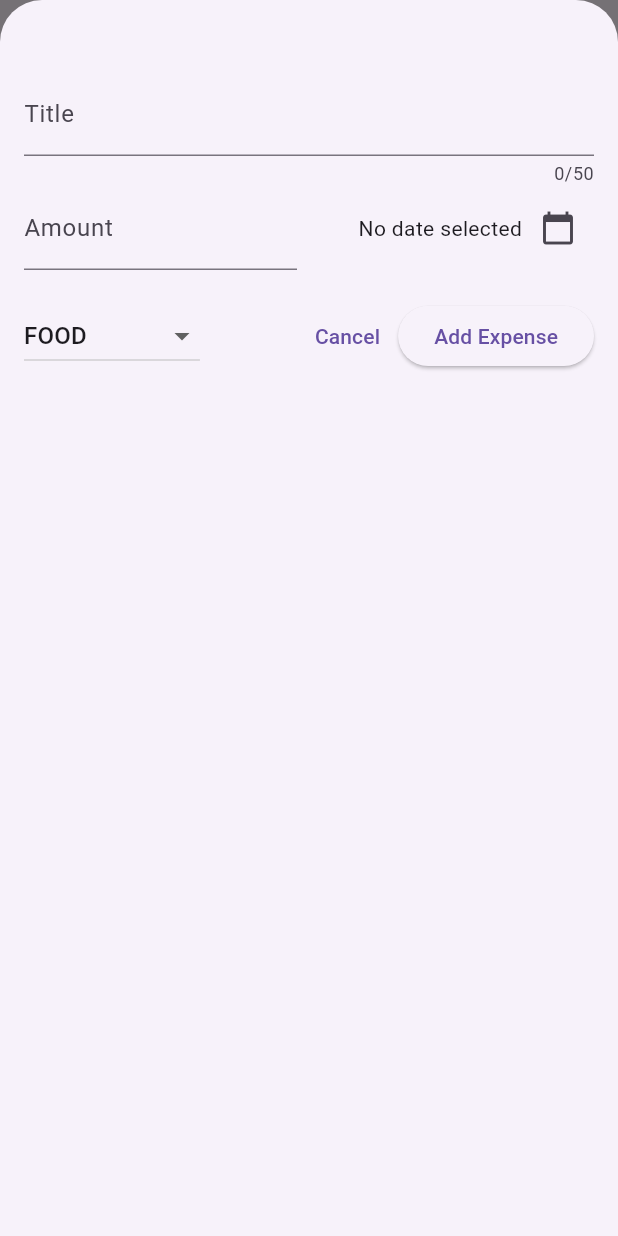
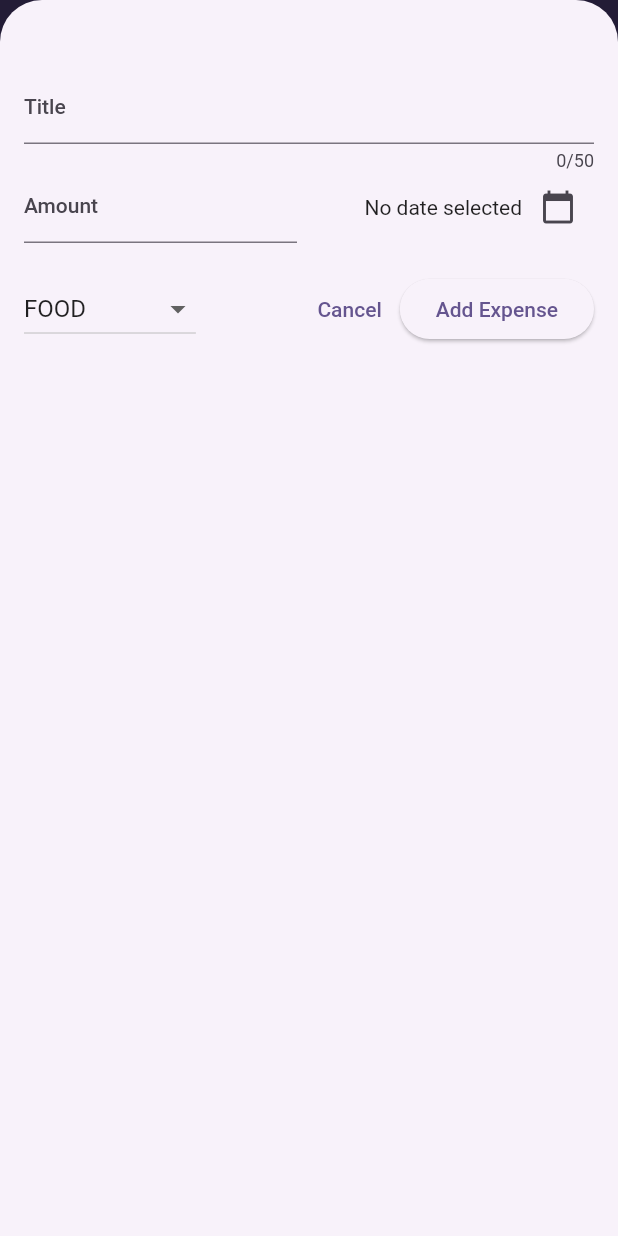
Before and after one commit to abdelbasset-mg/expenses_tracker, a Flutter app: the screen it shows after launch, after a tap on the "add" icon, on a phone screen of 412 x 824 dp. Run offline on Flutter 3.47's test engine with Material 2 defaults, Android fonts, the phone set to English and light mode, and no system bars.

Commit message:
color scheme

```diff
--- a/lib/main.dart
+++ b/lib/main.dart
@@ -1,10 +1,19 @@
 import 'package:flutter/material.dart';
 import 'package:expenses_tracker/widgets/expenses.dart';
 
+var kColorScheme = ColorScheme.fromSeed(seedColor: const Color.fromARGB(255, 96, 59, 181));
 void main() {
   runApp(
      MaterialApp(
-      theme: ThemeData( useMaterial3: true),
+      theme: ThemeData().copyWith(
+        useMaterial3: true,
+        colorScheme: kColorScheme,
+        appBarTheme: AppBarTheme(
+          backgroundColor: kColorScheme.onPrimaryContainer,
+          foregroundColor: kColorScheme.primaryContainer,
+        )
+
+      ),
       home : const Expenses()
     ),
   );
--- a/lib/widgets/expenses.dart
+++ b/lib/widgets/expenses.dart
@@ -4,7 +4,7 @@ import 'package:expenses_tracker/widgets/expenses_list/expenses_list.dart';
 import 'package:expenses_tracker/widgets/new_expenses.dart';
 
 class Expenses extends StatefulWidget {
-  const Expenses ( {super.key});
+  const Expenses({super.key});
   @override
   State<Expenses> createState() {
     return _ExpensesState();
@@ -12,7 +12,6 @@ class Expenses extends StatefulWidget {
 }
 
 class _ExpensesState extends State<Expenses> {
-
   final List<Expense> _registeredExpenses = [
     Expense(
       title: 'Groceries',
@@ -30,29 +29,58 @@ class _ExpensesState extends State<Expenses> {
 
   void _openAddExpensesModal() {
     showModalBottomSheet(
-      isScrollControlled: true  ,
+      isScrollControlled: true,
       context: context,
       builder: (cxt) {
-        return NewExpenses( onAddExpense: _addExpenses ,);
+        return NewExpenses(
+          onAddExpense: _addExpenses,
+        );
       },
     );
   }
 
-  void _addExpenses (Expense expense){
+  void _addExpenses(Expense expense) {
     setState(() {
       _registeredExpenses.add(expense);
     });
   }
 
-  void _deleteExpense(Expense expense){
+  void _deleteExpense(Expense expense) {
+    final expenseIndex = _registeredExpenses.indexOf(expense);
     setState(() {
       _registeredExpenses.remove(expense);
     });
+    ScaffoldMessenger.of(context).clearSnackBars();
+    ScaffoldMessenger.of(context).showSnackBar(
+      SnackBar(
+        duration: const Duration(seconds: 3),
+        content: const Text('Data Deleted'),
+        action: SnackBarAction(
+            label: 'Undo',
+            onPressed: () {
+              setState(() {
+
+              _registeredExpenses.insert(expenseIndex, expense);
+              });
+            }),
+      ),
+    );
   }
 
   @override
   Widget build(BuildContext context) {
-    return   Scaffold(
+    Widget mainContent = const Center(
+      child: Text(
+        'No expenses added yet, Start adding!',
+      ),
+    );
+    if (_registeredExpenses.isNotEmpty) {
+      mainContent = ExpensesList(
+        expenses: _registeredExpenses,
+        onDeleteExpense: _deleteExpense,
+      );
+    }
+    return Scaffold(
       appBar: AppBar(
         title: const Text('Expenses Tracker'),
         actions: [
@@ -62,11 +90,12 @@ class _ExpensesState extends State<Expenses> {
           )
         ],
       ),
-      body:
-      Column(
+      body: Column(
         children: [
           const Text('chart'),
-          Expanded(child: ExpensesList(expenses: _registeredExpenses, onDeleteExpense: _deleteExpense,) ),
+          Expanded(
+            child: mainContent,
+          ),
         ],
       ),
     );
```
